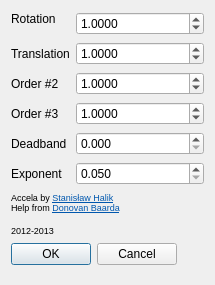
Old version of the form ftnoir_filter_accela/ftnoir_accela_filtercontrols.ui in the repository opentrack/opentrack.
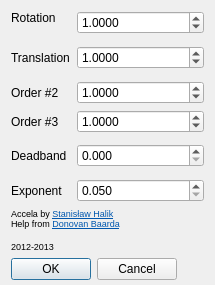
New version of the form. Icons and pictures are not drawn.

Commit message: resize the UI to be more high-dpi friendly

The edit to the form file:
```diff
--- a/ftnoir_filter_accela/ftnoir_accela_filtercontrols.ui
+++ b/ftnoir_filter_accela/ftnoir_accela_filtercontrols.ui
@@ -47,11 +47,17 @@
   <property name="styleSheet">
    <string notr="true"/>
   </property>
-  <layout class="QFormLayout" name="formLayout">
+  <layout class="QGridLayout" name="gridLayout">
+   <property name="bottomMargin">
+    <number>5</number>
+   </property>
+   <property name="horizontalSpacing">
+    <number>7</number>
+   </property>
    <item row="0" column="0">
     <widget class="QLabel" name="label_2">
      <property name="sizePolicy">
-      <sizepolicy hsizetype="Fixed" vsizetype="Expanding">
+      <sizepolicy hsizetype="Preferred" vsizetype="Preferred">
        <horstretch>0</horstretch>
        <verstretch>0</verstretch>
       </sizepolicy>
@@ -92,7 +98,7 @@
      </property>
     </widget>
    </item>
-   <item row="1" column="0">
+   <item row="2" column="0">
     <widget class="QLabel" name="label_3">
      <property name="sizePolicy">
       <sizepolicy hsizetype="Fixed" vsizetype="Expanding">
@@ -105,7 +111,7 @@
      </property>
     </widget>
    </item>
-   <item row="1" column="1">
+   <item row="2" column="1">
     <widget class="QDoubleSpinBox" name="translation_alpha">
      <property name="sizePolicy">
       <sizepolicy hsizetype="Expanding" vsizetype="Maximum">
@@ -130,50 +136,22 @@
      </property>
     </widget>
    </item>
-   <item row="2" column="0">
+   <item row="3" column="0">
     <widget class="QLabel" name="label_11">
      <property name="text">
       <string>Order #2</string>
      </property>
     </widget>
    </item>
-   <item row="2" column="1">
-    <widget class="QDoubleSpinBox" name="order_2nd">
-     <property name="sizePolicy">
-      <sizepolicy hsizetype="Expanding" vsizetype="Maximum">
-       <horstretch>0</horstretch>
-       <verstretch>0</verstretch>
-      </sizepolicy>
-     </property>
-     <property name="alignment">
-      <set>Qt::AlignLeading|Qt::AlignLeft|Qt::AlignVCenter</set>
-     </property>
-     <property name="correctionMode">
-      <enum>QAbstractSpinBox::CorrectToPreviousValue</enum>
-     </property>
-     <property name="decimals">
-      <number>4</number>
-     </property>
-     <property name="minimum">
-      <double>0.100000000000000</double>
-     </property>
-     <property name="maximum">
-      <double>65535.000000000000000</double>
-     </property>
-     <property name="value">
-      <double>1.000000000000000</double>
-     </property>
-    </widget>
-   </item>
-   <item row="3" column="0">
+   <item row="4" column="0">
     <widget class="QLabel" name="label_12">
      <property name="text">
       <string>Order #3</string>
      </property>
     </widget>
    </item>
-   <item row="3" column="1">
-    <widget class="QDoubleSpinBox" name="order_3rd">
+   <item row="5" column="1">
+    <widget class="QDoubleSpinBox" name="deadzone">
      <property name="sizePolicy">
       <sizepolicy hsizetype="Expanding" vsizetype="Maximum">
        <horstretch>0</horstretch>
@@ -187,20 +165,52 @@
       <enum>QAbstractSpinBox::CorrectToPreviousValue</enum>
      </property>
      <property name="decimals">
-      <number>4</number>
+      <number>3</number>
      </property>
      <property name="minimum">
-      <double>0.100000000000000</double>
+      <double>0.000000000000000</double>
      </property>
      <property name="maximum">
-      <double>65535.000000000000000</double>
+      <double>3.000000000000000</double>
+     </property>
+     <property name="singleStep">
+      <double>0.050000000000000</double>
      </property>
      <property name="value">
-      <double>1.000000000000000</double>
+      <double>0.000000000000000</double>
      </property>
     </widget>
    </item>
-   <item row="4" column="0">
+   <item row="6" column="0">
+    <widget class="QLabel" name="label_10">
+     <property name="text">
+      <string>Exponent</string>
+     </property>
+    </widget>
+   </item>
+   <item row="6" column="1">
+    <widget class="QDoubleSpinBox" name="expt">
+     <property name="sizePolicy">
+      <sizepolicy hsizetype="Expanding" vsizetype="Fixed">
+       <horstretch>0</horstretch>
+       <verstretch>0</verstretch>
+      </sizepolicy>
+     </property>
+     <property name="decimals">
+      <number>3</number>
+     </property>
+     <property name="minimum">
+      <double>0.050000000000000</double>
+     </property>
+     <property name="maximum">
+      <double>100.000000000000000</double>
+     </property>
+     <property name="singleStep">
+      <double>0.050000000000000</double>
+     </property>
+    </widget>
+   </item>
+   <item row="5" column="0">
     <widget class="QLabel" name="lblSensYaw_6">
      <property name="sizePolicy">
       <sizepolicy hsizetype="Fixed" vsizetype="Expanding">
@@ -229,64 +239,7 @@
      </property>
     </widget>
    </item>
-   <item row="4" column="1">
-    <widget class="QDoubleSpinBox" name="deadzone">
-     <property name="sizePolicy">
-      <sizepolicy hsizetype="Expanding" vsizetype="Maximum">
-       <horstretch>0</horstretch>
-       <verstretch>0</verstretch>
-      </sizepolicy>
-     </property>
-     <property name="alignment">
-      <set>Qt::AlignLeading|Qt::AlignLeft|Qt::AlignVCenter</set>
-     </property>
-     <property name="decimals">
-      <number>3</number>
-     </property>
-     <property name="minimum">
-      <double>0.000000000000000</double>
-     </property>
-     <property name="maximum">
-      <double>3.000000000000000</double>
-     </property>
-     <property name="singleStep">
-      <double>0.050000000000000</double>
-     </property>
-     <property name="value">
-      <double>0.000000000000000</double>
-     </property>
-    </widget>
-   </item>
-   <item row="5" column="0">
-    <widget class="QLabel" name="label_10">
-     <property name="text">
-      <string>Exponent</string>
-     </property>
-    </widget>
-   </item>
-   <item row="5" column="1">
-    <widget class="QDoubleSpinBox" name="expt">
-     <property name="sizePolicy">
-      <sizepolicy hsizetype="Expanding" vsizetype="Fixed">
-       <horstretch>0</horstretch>
-       <verstretch>0</verstretch>
-      </sizepolicy>
-     </property>
-     <property name="decimals">
-      <number>3</number>
-     </property>
-     <property name="minimum">
-      <double>0.050000000000000</double>
-     </property>
-     <property name="maximum">
-      <double>100.000000000000000</double>
-     </property>
-     <property name="singleStep">
-      <double>0.050000000000000</double>
-     </property>
-    </widget>
-   </item>
-   <item row="6" column="0" colspan="2">
+   <item row="7" column="0" colspan="2">
     <widget class="QLabel" name="label_9">
      <property name="sizePolicy">
       <sizepolicy hsizetype="Expanding" vsizetype="Fixed">
@@ -331,7 +284,7 @@
      </property>
     </widget>
    </item>
-   <item row="7" column="0" colspan="2">
+   <item row="8" column="0" colspan="2">
     <widget class="QDialogButtonBox" name="buttonBox">
      <property name="sizePolicy">
       <sizepolicy hsizetype="Maximum" vsizetype="Maximum">
@@ -344,6 +297,62 @@
      </property>
     </widget>
    </item>
+   <item row="3" column="1">
+    <widget class="QDoubleSpinBox" name="order_2nd">
+     <property name="sizePolicy">
+      <sizepolicy hsizetype="Expanding" vsizetype="Maximum">
+       <horstretch>0</horstretch>
+       <verstretch>0</verstretch>
+      </sizepolicy>
+     </property>
+     <property name="alignment">
+      <set>Qt::AlignLeading|Qt::AlignLeft|Qt::AlignVCenter</set>
+     </property>
+     <property name="correctionMode">
+      <enum>QAbstractSpinBox::CorrectToPreviousValue</enum>
+     </property>
+     <property name="decimals">
+      <number>4</number>
+     </property>
+     <property name="minimum">
+      <double>0.100000000000000</double>
+     </property>
+     <property name="maximum">
+      <double>65535.000000000000000</double>
+     </property>
+     <property name="value">
+      <double>1.000000000000000</double>
+     </property>
+    </widget>
+   </item>
+   <item row="4" column="1">
+    <widget class="QDoubleSpinBox" name="order_3rd">
+     <property name="sizePolicy">
+      <sizepolicy hsizetype="Expanding" vsizetype="Maximum">
+       <horstretch>0</horstretch>
+       <verstretch>0</verstretch>
+      </sizepolicy>
+     </property>
+     <property name="alignment">
+      <set>Qt::AlignLeading|Qt::AlignLeft|Qt::AlignVCenter</set>
+     </property>
+     <property name="correctionMode">
+      <enum>QAbstractSpinBox::CorrectToPreviousValue</enum>
+     </property>
+     <property name="decimals">
+      <number>4</number>
+     </property>
+     <property name="minimum">
+      <double>0.100000000000000</double>
+     </property>
+     <property name="maximum">
+      <double>65535.000000000000000</double>
+     </property>
+     <property name="value">
+      <double>1.000000000000000</double>
+     </property>
+    </widget>
+   </item>
   </layout>
  </widget>
  <resources>
```
Left out of the diff: 3 changed lines with no effect on the pictures.
